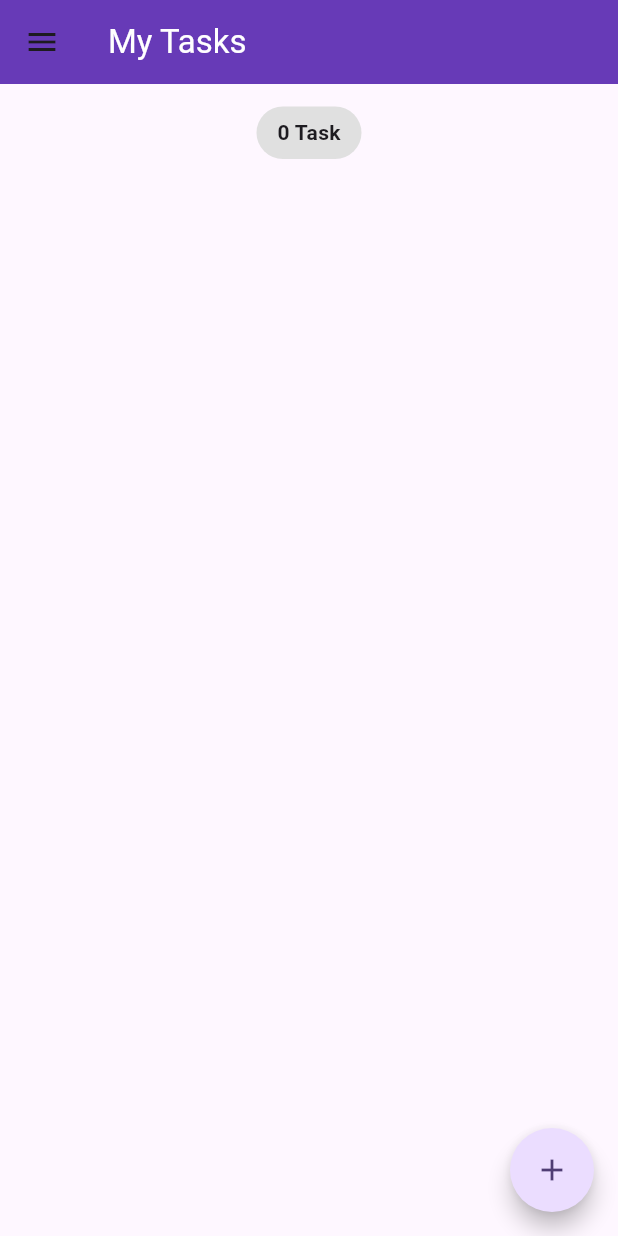
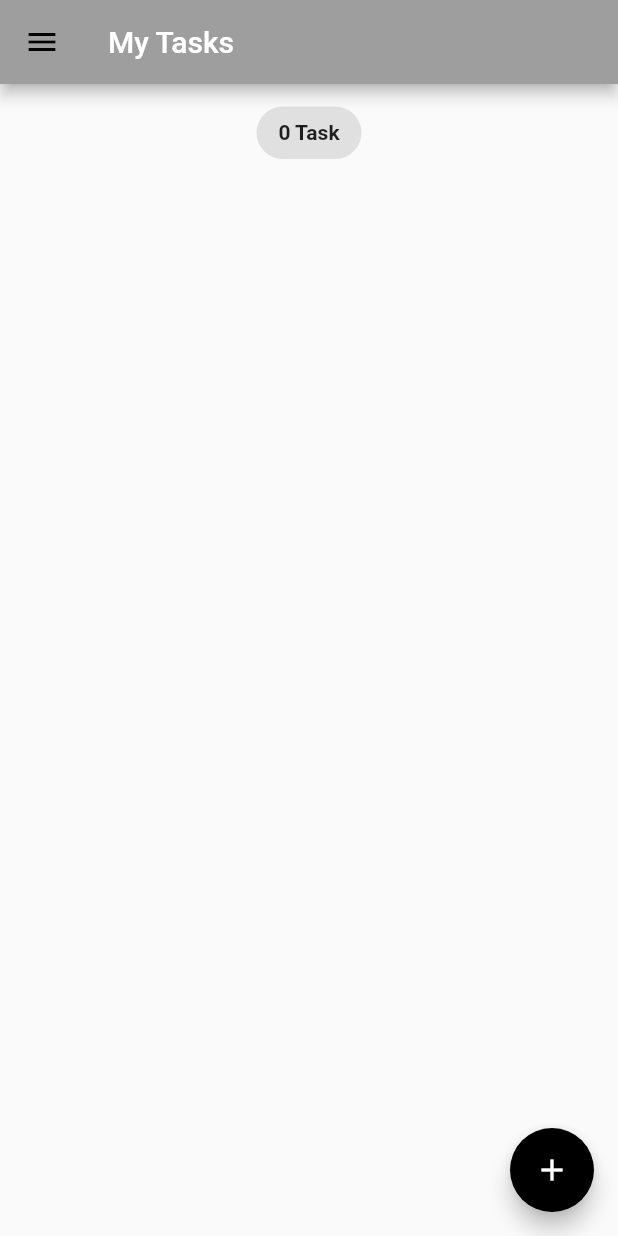
Before and after one commit to hungbui1204/todo_app, a Flutter app: the screen it shows after launch, on a phone screen of 412 x 824 dp. Run offline on Flutter 3.47's test engine with Material 2 defaults, Android fonts, the phone set to English and light mode, and no system bars; our stand-ins replace equatable, flutter_bloc, hydrated_bloc.

Commit message:
update task bloc, create and modify switch theme bloc

```diff
--- /dev/null
+++ b/lib/blocs/switch_bloc/switch_bloc.dart
@@ -0,0 +1,27 @@
+import 'package:hydrated_bloc/hydrated_bloc.dart';
+import 'package:todo_app/blocs/switch_bloc/switch_event.dart';
+import 'package:todo_app/blocs/switch_bloc/switch_state.dart';
+
+class SwitchBloc extends HydratedBloc<SwitchEvent, SwitchState> {
+  SwitchBloc() : super(const SwitchState(switchValue: false)) {
+    on<SwitchOnEvent>(_onEvent);
+    on<SwitchOffEvent>(_offEvent);
+  }
+  void _onEvent(SwitchOnEvent event, Emitter<SwitchState> emit) {
+    emit(SwitchState(switchValue: true));
+  }
+
+  void _offEvent(SwitchOffEvent event, Emitter<SwitchState> emit) {
+    emit(SwitchState(switchValue: false));
+  }
+
+  @override
+  SwitchState? fromJson(Map<String, dynamic> json) {
+    return SwitchState.fromMap(json);
+  }
+
+  @override
+  Map<String, dynamic>? toJson(SwitchState state) {
+    return state.toMap();
+  }
+}
--- /dev/null
+++ b/lib/blocs/switch_bloc/switch_event.dart
@@ -0,0 +1,20 @@
+import 'package:equatable/equatable.dart';
+
+abstract class SwitchEvent extends Equatable {
+  const SwitchEvent();
+}
+
+class SwitchOnEvent extends SwitchEvent {
+  final bool value;
+  const SwitchOnEvent({required this.value});
+  @override
+  List<Object?> get props => [value];
+}
+
+class SwitchOffEvent extends SwitchEvent {
+  final bool value;
+  const SwitchOffEvent({required this.value});
+
+  @override
+  List<Object?> get props => [value];
+}
--- /dev/null
+++ b/lib/blocs/switch_bloc/switch_state.dart
@@ -0,0 +1,20 @@
+import 'package:equatable/equatable.dart';
+
+class SwitchState extends Equatable {
+  final bool switchValue;
+  const SwitchState({required this.switchValue});
+
+  @override
+  List<Object?> get props => [switchValue];
+  Map<String, dynamic> toMap() {
+    return {
+      'switchValue': switchValue,
+    };
+  }
+
+  factory SwitchState.fromMap(Map<String, dynamic> map) {
+    return SwitchState(
+      switchValue: map['switchValue'] ?? false,
+    );
+  }
+}
--- a/lib/main.dart
+++ b/lib/main.dart
@@ -2,8 +2,11 @@ import 'package:flutter/material.dart';
 import 'package:flutter_bloc/flutter_bloc.dart';
 import 'package:hydrated_bloc/hydrated_bloc.dart';
 import 'package:path_provider/path_provider.dart';
+import 'package:todo_app/blocs/switch_bloc/switch_bloc.dart';
+import 'package:todo_app/blocs/switch_bloc/switch_state.dart';
 import 'package:todo_app/blocs/task_bloc/task_bloc.dart';
 import 'package:todo_app/page/task_screen.dart';
+import 'package:todo_app/services/app_theme.dart';
 import 'package:todo_app/services/routes.dart';
 
 void main() async {
@@ -22,17 +25,21 @@ class MyApp extends StatelessWidget {
   @override
   Widget build(BuildContext context) {
     return MultiBlocProvider(
-        providers: [BlocProvider(create: (BuildContext context) => TaskBloc())],
-        child: MaterialApp(
-          debugShowCheckedModeBanner: false,
-          title: 'Todo App BloC',
-          onGenerateRoute: appRoutes.onGenerateRoute,
-          initialRoute: TaskScreen.id,
-          theme: ThemeData(
-            colorScheme: ColorScheme.fromSeed(seedColor: Colors.deepPurple),
-            useMaterial3: true,
-          ),
-          home: const TaskScreen(),
-        ));
+        providers: [
+          BlocProvider(create: (BuildContext context) => TaskBloc()),
+          BlocProvider(create: (context) => SwitchBloc())
+        ],
+        child: BlocBuilder<SwitchBloc, SwitchState>(builder: (context, state) {
+          return MaterialApp(
+            debugShowCheckedModeBanner: false,
+            title: 'Todo App BloC',
+            onGenerateRoute: appRoutes.onGenerateRoute,
+            initialRoute: TaskScreen.id,
+            theme: state.switchValue
+                ? AppThemes.appThemeData[AppTheme.darkTheme]
+                : AppThemes.appThemeData[AppTheme.lightTheme],
+            home: const TaskScreen(),
+          );
+        }));
   }
 }
--- a/lib/page/recycle_screen.dart
+++ b/lib/page/recycle_screen.dart
@@ -1,5 +1,6 @@
 import 'package:flutter/material.dart';
 import 'package:flutter_bloc/flutter_bloc.dart';
+import 'package:todo_app/widgets/drawer.dart';
 
 import '../blocs/task_bloc/task_bloc.dart';
 import '../blocs/task_bloc/task_event.dart';
@@ -18,17 +19,17 @@ class RecycleBinScreen extends StatelessWidget {
       List<Task> removedTasks = state.removedTasks.reversed.toList();
       return Scaffold(
         appBar: AppBar(
-          backgroundColor: Colors.deepPurple,
-          title: Text(
+          title: const Text(
             'Recycle Bin',
             style: TextStyle(color: Colors.white),
           ),
         ),
+        drawer: buildDrawer(context, state),
         body: SingleChildScrollView(
           child: Column(
             children: [
               Container(
-                margin: EdgeInsets.symmetric(vertical: 15),
+                margin: const EdgeInsets.symmetric(vertical: 15),
                 height: 35,
                 width: 70,
                 decoration: BoxDecoration(
@@ -39,7 +40,7 @@ class RecycleBinScreen extends StatelessWidget {
                     state.removedTasks.length > 1
                         ? '${state.removedTasks.length} Tasks'
                         : '${state.removedTasks.length} Task',
-                    style: TextStyle(fontWeight: FontWeight.bold),
+                    style: const TextStyle(fontWeight: FontWeight.bold),
                   ),
                 ),
               ),
--- a/lib/page/task_screen.dart
+++ b/lib/page/task_screen.dart
@@ -3,7 +3,7 @@ import 'package:flutter_bloc/flutter_bloc.dart';
 import 'package:todo_app/blocs/task_bloc/task_bloc.dart';
 import 'package:todo_app/blocs/task_bloc/task_event.dart';
 import 'package:todo_app/blocs/task_bloc/task_state.dart';
-import 'package:todo_app/page/recycle_screen.dart';
+import 'package:todo_app/widgets/drawer.dart';
 
 import '../model/task_model.dart';
 
@@ -78,47 +78,12 @@ class _TaskScreenState extends State<TaskScreen> {
       List<Task> allTasks = state.allTasks.reversed.toList();
       return Scaffold(
         appBar: AppBar(
-          backgroundColor: Colors.deepPurple,
-          title: Text(
+          title: const Text(
             'My Tasks',
             style: TextStyle(color: Colors.white),
           ),
         ),
-        drawer: Drawer(
-          child: SafeArea(
-            child: ListView(
-              children: [
-                SizedBox(
-                  height: 100,
-                  child: DrawerHeader(
-                    decoration: BoxDecoration(color: Colors.deepPurple),
-                    child: Text(
-                      'Task drawer',
-                      style: TextStyle(
-                          fontWeight: FontWeight.bold,
-                          fontSize: 20,
-                          color: Colors.white),
-                    ),
-                  ),
-                ),
-                ListTile(
-                  title: Text('My tasks (${state.allTasks.length})'),
-                  trailing: Icon(Icons.folder_shared),
-                  onTap: () {
-                    Navigator.pop(context);
-                  },
-                ),
-                ListTile(
-                  title: Text('Recycle bin (${state.removedTasks.length})'),
-                  trailing: Icon(Icons.recycling),
-                  onTap: () {
-                    Navigator.of(context).pushNamed(RecycleBinScreen.id);
-                  },
-                )
-              ],
-            ),
-          ),
-        ),
+        drawer: buildDrawer(context, state),
         body: SingleChildScrollView(
           child: Column(
             children: [
--- /dev/null
+++ b/lib/services/app_theme.dart
@@ -0,0 +1,55 @@
+import 'package:flutter/material.dart';
+
+enum AppTheme { lightTheme, darkTheme }
+
+class AppThemes {
+  static final appThemeData = {
+    AppTheme.darkTheme: ThemeData(
+      primarySwatch: Colors.grey,
+      primaryColor: Colors.black,
+      brightness: Brightness.dark,
+      backgroundColor: const Color(0xFF212121),
+      dividerColor: Colors.black54,
+      floatingActionButtonTheme: const FloatingActionButtonThemeData(
+        backgroundColor: Colors.white,
+      ),
+      textButtonTheme: TextButtonThemeData(
+        style: ButtonStyle(
+          foregroundColor: MaterialStateProperty.all(Colors.white),
+        ),
+      ),
+      textTheme: const TextTheme(
+        subtitle1: TextStyle(color: Colors.white),
+      ),
+      bottomNavigationBarTheme: const BottomNavigationBarThemeData(
+          backgroundColor: Colors.grey, unselectedItemColor: Colors.white),
+    ),
+
+    //
+    //
+
+    AppTheme.lightTheme: ThemeData(
+      primarySwatch: Colors.grey,
+      primaryColor: Colors.white,
+      brightness: Brightness.light,
+      backgroundColor: const Color(0xFFE5E5E5),
+      dividerColor: const Color(0xff757575),
+      floatingActionButtonTheme: const FloatingActionButtonThemeData(
+        backgroundColor: Colors.black,
+        foregroundColor: Colors.white,
+      ),
+      textButtonTheme: TextButtonThemeData(
+        style: ButtonStyle(
+          foregroundColor: MaterialStateProperty.all(Colors.black),
+        ),
+      ),
+      textTheme: const TextTheme(
+        subtitle1: TextStyle(color: Colors.black),
+      ),
+      bottomNavigationBarTheme: const BottomNavigationBarThemeData(
+          backgroundColor: Colors.grey,
+          selectedItemColor: Colors.black,
+          unselectedItemColor: Colors.white),
+    ),
+  };
+}
--- /dev/null
+++ b/lib/widgets/drawer.dart
@@ -0,0 +1,57 @@
+import 'package:flutter/material.dart';
+import 'package:flutter_bloc/flutter_bloc.dart';
+import 'package:todo_app/blocs/switch_bloc/switch_bloc.dart';
+import 'package:todo_app/blocs/switch_bloc/switch_event.dart';
+import 'package:todo_app/blocs/switch_bloc/switch_state.dart';
+import 'package:todo_app/blocs/task_bloc/task_state.dart';
+import 'package:todo_app/page/task_screen.dart';
+
+import '../page/recycle_screen.dart';
+
+Drawer buildDrawer(BuildContext context, TaskState taskState) {
+  return Drawer(
+    child: SafeArea(
+      child: ListView(
+        children: [
+          const SizedBox(
+            height: 100,
+            child: DrawerHeader(
+              child: Text(
+                'Task drawer',
+                style: TextStyle(
+                  fontWeight: FontWeight.bold,
+                  fontSize: 20,
+                ),
+              ),
+            ),
+          ),
+          ListTile(
+            title: Text('My tasks (${taskState.allTasks.length})'),
+            trailing: const Icon(Icons.folder_shared),
+            onTap: () {
+              Navigator.of(context).pushReplacementNamed(TaskScreen.id);
+            },
+          ),
+          ListTile(
+            title: Text('Recycle bin (${taskState.removedTasks.length})'),
+            trailing: const Icon(Icons.recycling),
+            onTap: () {
+              Navigator.of(context).pushReplacementNamed(RecycleBinScreen.id);
+            },
+          ),
+          BlocBuilder<SwitchBloc, SwitchState>(builder: (context, state) {
+            return Switch(
+                value: state.switchValue,
+                onChanged: (newValue) {
+                  newValue
+                      ? BlocProvider.of<SwitchBloc>(context)
+                          .add(SwitchOnEvent(value: state.switchValue))
+                      : BlocProvider.of<SwitchBloc>(context)
+                          .add(SwitchOffEvent(value: state.switchValue));
+                });
+          })
+        ],
+      ),
+    ),
+  );
+}
```
